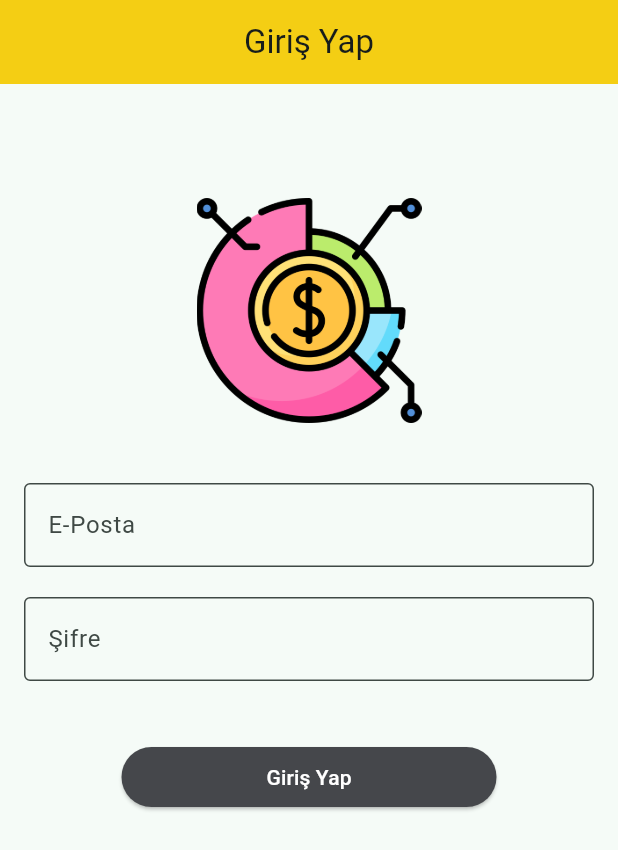
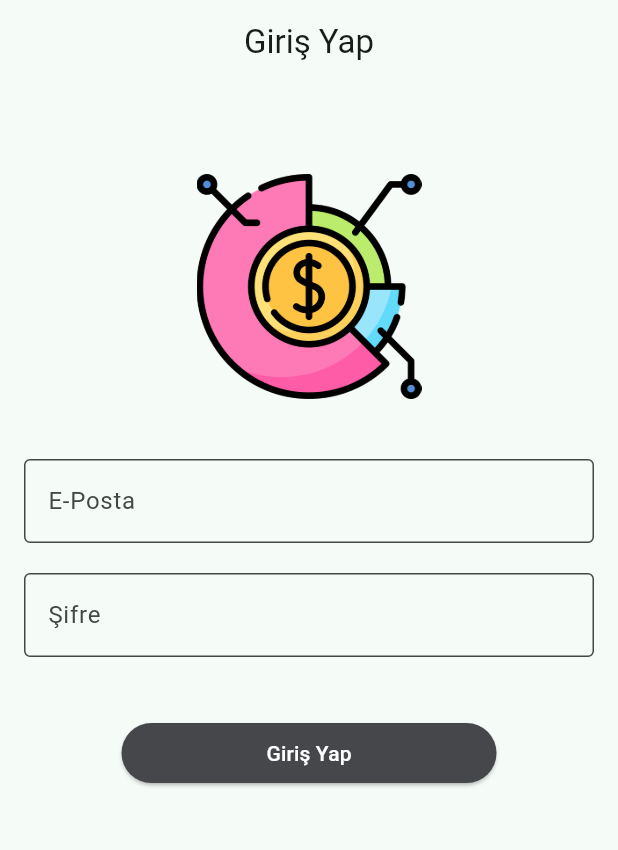
Before and after one commit to alicimen0614/asset_tracker, a Flutter app: the screen it shows after launch, on a phone screen of 412 x 824 dp. Shown: the top 850 px of the screen. Run offline on Flutter 3.47's test engine with Material 3 defaults, Android fonts, the phone set to English and light mode, and no system bars; our stand-ins replace auto_route, firebase_auth, firebase_core, flutter_dotenv, flutter_riverpod, web_socket; accounts and stored records are empty; generated files the repository leaves out were written again.

Commit message:
feat: add search form field and filtering, improve UI elements

```diff
--- a/lib/core/constants/const_app_colors.dart
+++ b/lib/core/constants/const_app_colors.dart
@@ -7,4 +7,5 @@ class ConstAppColors {
   static const Color defaultRedColor = Colors.red;
   static const Color defaultGreenColor = Colors.green;
   static const Color defaultBlackColor = Colors.black;
+  static const Color defaultDarkGreyColor = Color(0xFF3E3E3C);
 }
--- a/lib/core/constants/const_app_texts.dart
+++ b/lib/core/constants/const_app_texts.dart
@@ -39,6 +39,8 @@ class ConstAppTexts {
   static const socketUrlAccessText = 'SOCKET_CONNECTION_URL';
   static const homeText = 'Anasayfa';
   static const userText = 'Kullanıcı';
+  static const searchHintText = 'Ara';
+  static const assetTrackerText = 'Asset Tracker';
 
   //Currency Names
 
--- a/lib/core/theme/app_theme.dart
+++ b/lib/core/theme/app_theme.dart
@@ -10,10 +10,11 @@ class AppTheme {
           foregroundColor: Colors.white),
     ),
     useMaterial3: true,
+    navigationBarTheme: const NavigationBarThemeData(
+      backgroundColor: Colors.white,
+      indicatorColor: Color(0xFF85BB65),
+    ),
     colorScheme: ColorScheme.fromSeed(seedColor: Colors.tealAccent),
-    appBarTheme: const AppBarTheme(
-      backgroundColor: ConstAppColors.yellowAppBarColor,
-    ),
     inputDecorationTheme: const InputDecorationTheme(
       hintStyle: TextStyle(
         color: Colors.grey,
--- /dev/null
+++ b/lib/core/utils/extensions/number_shortener_extension.dart
@@ -0,0 +1,5 @@
+extension DetermineColorExtension on String {
+  String toShortVersion() {
+    return double.tryParse(this)?.toStringAsFixed(2) ?? this;
+  }
+}
--- /dev/null
+++ b/lib/core/utils/widgets/custom_form_field.dart
@@ -0,0 +1,48 @@
+import 'package:flutter/material.dart';
+
+class CustomFormField extends StatelessWidget {
+  final String label;
+  final String? hint;
+  final FormFieldValidator? validator;
+  final TextInputType textInputType;
+  final TextEditingController textEditingController;
+  final bool isObscure;
+  final bool isActive;
+  final ValueChanged<String>? onChanged;
+  const CustomFormField(
+      {super.key,
+      this.hint,
+      required this.label,
+      required this.textInputType,
+      required this.textEditingController,
+      this.isObscure = false,
+      this.validator,
+      this.isActive = true,
+      this.onChanged});
+
+  const CustomFormField.auth(
+      {super.key,
+      required this.hint,
+      required this.label,
+      required this.textInputType,
+      required this.textEditingController,
+      this.isObscure = false,
+      required this.validator,
+      this.isActive = true,
+      this.onChanged});
+
+  @override
+  Widget build(BuildContext context) {
+    return TextFormField(
+        controller: textEditingController,
+        keyboardType: textInputType,
+        obscureText: isObscure,
+        validator: validator,
+        enabled: isActive,
+        decoration: InputDecoration(
+            label: Text(label),
+            hintText: hint ?? '',
+            border: const OutlineInputBorder()),
+        onChanged: onChanged);
+  }
+}
--- a/lib/core/utils/widgets/custom_sized_box.dart
+++ b/lib/core/utils/widgets/custom_sized_box.dart
@@ -71,17 +71,17 @@ class CustomSizedBox extends SizedBox {
 
   ///40.0
   const CustomSizedBox.x2largeWidth({super.key})
-      : super(height: AppSize.x2LargeSize);
+      : super(width: AppSize.x2LargeSize);
 
   ///60.0
   const CustomSizedBox.x3largeWidth({super.key})
-      : super(height: AppSize.x3LargeSize);
+      : super(width: AppSize.x3LargeSize);
 
   ///80.0
   const CustomSizedBox.x4largeWidth({super.key})
-      : super(height: AppSize.x4LargeSize);
+      : super(width: AppSize.x4LargeSize);
 
   ///100.0
   const CustomSizedBox.hugeWidth({super.key})
-      : super(height: AppSize.x5LargeSize);
+      : super(width: AppSize.x5LargeSize);
 }
--- a/lib/presentation/views/login/login_view.dart
+++ b/lib/presentation/views/login/login_view.dart
@@ -8,8 +8,8 @@ import 'package:asset_tracker/core/utils/helpers/snackbar_helper.dart';
 import 'package:asset_tracker/core/utils/validators/login_validator.dart';
 import 'package:asset_tracker/core/utils/widgets/app_logo_widget.dart';
 import 'package:asset_tracker/core/utils/widgets/custom_elevated_button.dart';
+import 'package:asset_tracker/core/utils/widgets/custom_form_field.dart';
 import 'package:asset_tracker/core/utils/widgets/custom_sized_box.dart';
-import 'package:asset_tracker/presentation/views/login/widgets/auth_form_field.dart';
 import 'package:asset_tracker/providers/providers.dart';
 import 'package:auto_route/auto_route.dart';
 import 'package:flutter/material.dart';
@@ -50,7 +50,7 @@ class _LoginViewState extends ConsumerState<LoginView>
           centerTitle: true,
         ),
         body: Padding(
-          padding: AppEdgeInsets.medium,
+          padding: AppEdgeInsets.mediumHorizontal,
           child: Form(
               key: _formKey,
               child: ListView(
@@ -58,7 +58,7 @@ class _LoginViewState extends ConsumerState<LoginView>
                   const CustomSizedBox.x3largeHeigth(),
                   AppLogoWidget.big(),
                   const CustomSizedBox.x2largeHeigth(),
-                  AuthFormField(
+                  CustomFormField.auth(
                     textInputType: TextInputType.emailAddress,
                     label: ConstAppTexts.emailText,
                     hint: ConstAppTexts.enterEmailText,
@@ -68,7 +68,7 @@ class _LoginViewState extends ConsumerState<LoginView>
                     isActive: !authState.isLoading,
                   ),
                   const CustomSizedBox.xlargeHeigth(),
-                  AuthFormField(
+                  CustomFormField.auth(
                     textEditingController: _passwordController,
                     textInputType: TextInputType.visiblePassword,
                     validator: (value) =>
--- a/lib/presentation/views/login/widgets/auth_form_field.dart
+++ /dev/null
@@ -1,35 +0,0 @@
-import 'package:flutter/material.dart';
-
-class AuthFormField extends StatelessWidget {
-  final String label;
-  final String hint;
-  final FormFieldValidator validator;
-  final TextInputType textInputType;
-  final TextEditingController textEditingController;
-  final bool isObscure;
-  final bool isActive;
-  const AuthFormField(
-      {super.key,
-      required this.hint,
-      required this.label,
-      required this.textInputType,
-      required this.textEditingController,
-      this.isObscure = false,
-      required this.validator,
-      this.isActive = true});
-
-  @override
-  Widget build(BuildContext context) {
-    return TextFormField(
-      controller: textEditingController,
-      keyboardType: textInputType,
-      obscureText: isObscure,
-      validator: validator,
-      enabled: isActive,
-      decoration: InputDecoration(
-          label: Text(label),
-          hintText: hint,
-          border: const OutlineInputBorder()),
-    );
-  }
-}
```
Also changed, not shown: lib/presentation/views/home/home_view.dart (+106 -34 lines), lib/presentation/views/home/home_view_model.dart (+36 -5 lines), lib/presentation/views/main/main_view.dart (+21 -11 lines).
